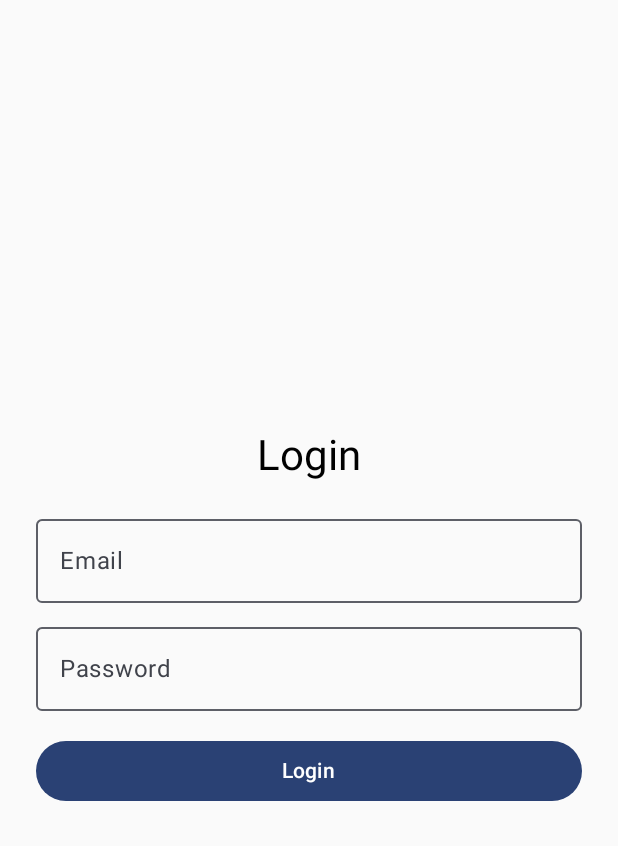
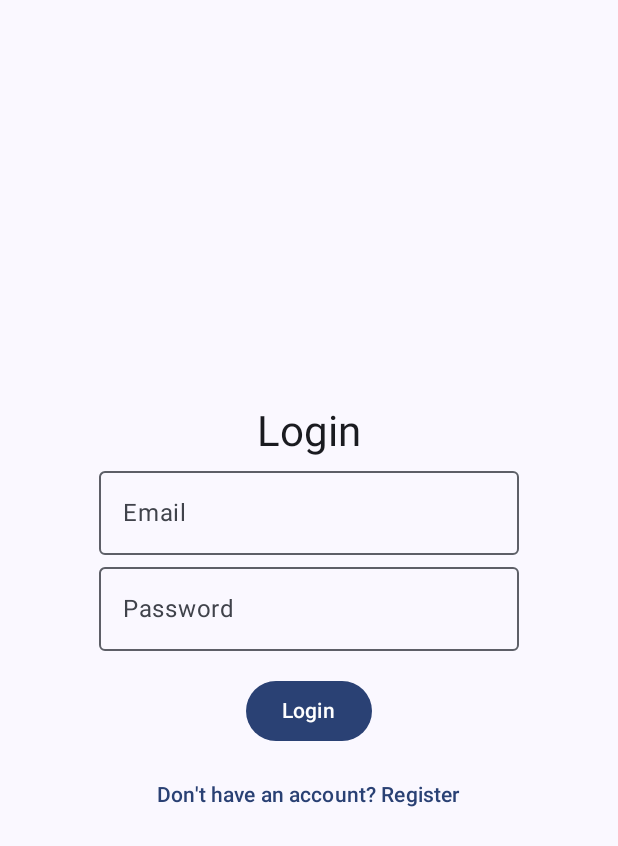
Before and after one commit to mwende-mercy/schoolproject, an Android app built with Jetpack Compose: the screen it shows after launch (MainActivity), on a phone screen of 412 x 824 dp. Shown: the top 846 px of the screen. Run offline under Robolectric (Android 15) with nearby library versions, the phone set to English and light mode, and no system bars; our stand-ins replace Dagger/Hilt's generated code, Firebase (no records; nobody signed in at launch, a user with empty details on screens opened directly).

Commit message:
added files

```diff
--- a/app/src/main/AndroidManifest.xml
+++ b/app/src/main/AndroidManifest.xml
@@ -3,6 +3,7 @@
     xmlns:tools="http://schemas.android.com/tools">
 
     <application
+        android:name =".OnlineStoreApp"
         android:allowBackup="true"
         android:dataExtractionRules="@xml/data_extraction_rules"
         android:fullBackupContent="@xml/backup_rules"
--- a/app/src/main/java/com/yourname/onlinestoreapp/MainActivity.kt
+++ b/app/src/main/java/com/yourname/onlinestoreapp/MainActivity.kt
@@ -1,20 +1,40 @@
 package com.yourname.onlinestoreapp
+//package com.yourname.onlinestore
+
 //package com.yourname.onlinestore
 
 import android.os.Bundle
 import androidx.activity.ComponentActivity
 import androidx.activity.compose.setContent
+import androidx.activity.enableEdgeToEdge
+import androidx.compose.material3.MaterialTheme
+import androidx.compose.material3.Surface
 import androidx.navigation.compose.rememberNavController
-import com.yourname.onlinestoreapp.navigation.AppNavigation
+import com.google.firebase.auth.FirebaseAuth
+import com.yourname.onlinestoreapp.navigation.Routes
+import com.yourname.onlinestoreapp.ui.screens.HomeScreen
+import com.yourname.onlinestoreapp.ui.screens.LoginScreen
 import com.yourname.onlinestoreapp.ui.theme.OnlineStoreAppTheme
+
 
 class MainActivity : ComponentActivity() {
     override fun onCreate(savedInstanceState: Bundle?) {
         super.onCreate(savedInstanceState)
-        setContent {
+        enableEdgeToEdge()
+        setContent  {
             OnlineStoreAppTheme {
-                val navController = rememberNavController()
-                AppNavigation(navController = navController)
+                Surface(color = MaterialTheme.colorScheme.background) {
+                    val navController = rememberNavController()
+                    val user = FirebaseAuth.getInstance().currentUser
+
+                    if (user != null) {
+                        // ✅ Show the HomeScreen with Bottom Navigation
+                        HomeScreen()
+                    } else {
+                        // 🔐 Not logged in, show Login Screen
+                        LoginScreen(navController)
+                    }
+                }
             }
         }
     }
--- /dev/null
+++ b/app/src/main/java/com/yourname/onlinestoreapp/OnlineStoreApp.kt
@@ -0,0 +1,8 @@
+package com.yourname.onlinestoreapp
+
+import android.app.Application
+import dagger.hilt.android.HiltAndroidApp
+
+@HiltAndroidApp
+class OnlineStoreApp: Application() {
+}
--- a/app/src/main/java/com/yourname/onlinestoreapp/navigation/Navigation.kt
+++ b/app/src/main/java/com/yourname/onlinestoreapp/navigation/Navigation.kt
@@ -34,14 +34,13 @@ fun AppNavigation(navController: NavHostController) {
         }
 
         composable(Routes.LOGIN) {
-            LoginScreen(
-                onLoginSuccess = { navController.navigate(Routes.HOME) }
-            )
+            LoginScreen(navController, onLoginSuccess = { navController.navigate(Routes.HOME)})
+//                onLoginSuccess = { navController.navigate(Routes.HOME)
         }
         composable(Routes.REGISTER) {
-            RegisterScreen(
-                onRegisterSuccess = { navController.navigate(Routes.HOME) }
-            )
+            RegisterScreen(navController, onRegisterSuccess = { navController.navigate(Routes.HOME) })
+//                onRegisterSuccess = { navController.navigate(Routes.HOME) }
+
         }
         composable(Routes.HOME) {
             HomeScreen()
--- a/app/src/main/java/com/yourname/onlinestoreapp/ui/screens/LoginScreen.kt
+++ b/app/src/main/java/com/yourname/onlinestoreapp/ui/screens/LoginScreen.kt
@@ -2,30 +2,26 @@ package com.yourname.onlinestoreapp.ui.screens
 
 //package com.yourname.onlinestore.ui.screens
 
+import android.widget.Toast
 import androidx.compose.foundation.layout.*
 import androidx.compose.material3.*
 import androidx.compose.runtime.*
 import androidx.compose.ui.Alignment
 import androidx.compose.ui.Modifier
+import androidx.compose.ui.platform.LocalContext
 import androidx.compose.ui.text.input.PasswordVisualTransformation
 import androidx.compose.ui.unit.dp
 import androidx.lifecycle.viewmodel.compose.viewModel
+import androidx.navigation.NavController
+import com.google.firebase.auth.FirebaseAuth
+import com.yourname.onlinestoreapp.navigation.Routes
 import com.yourname.onlinestoreapp.viewmodel.AuthViewModel
 
 @Composable
-fun LoginScreen(
-    onLoginSuccess: () -> Unit,
-    authViewModel: AuthViewModel = viewModel()
-) {
-    val isSuccess by authViewModel.isLoginSuccessful.collectAsState()
-    val errorMessage by authViewModel.errorMessage.collectAsState()
-
+fun LoginScreen(navController: NavController, onLoginSuccess: () -> Unit = { navController.navigate(Routes.HOME)}) {
     var email by remember { mutableStateOf("") }
     var password by remember { mutableStateOf("") }
-
-    if (isSuccess) {
-        onLoginSuccess()
-    }
+    val context = LocalContext.current
 
     Column(
         modifier = Modifier
@@ -36,41 +32,29 @@ fun LoginScreen(
     ) {
         Text("Login", style = MaterialTheme.typography.headlineMedium)
 
+        OutlinedTextField(value = email, onValueChange = { email = it }, label = { Text("Email") })
+        OutlinedTextField(value = password, onValueChange = { password = it }, label = { Text("Password") })
+
         Spacer(modifier = Modifier.height(16.dp))
 
-        OutlinedTextField(
-            value = email,
-            onValueChange = { email = it },
-            label = { Text("Email") },
-            modifier = Modifier.fillMaxWidth()
-        )
+        Button(onClick = {
+            FirebaseAuth.getInstance().signInWithEmailAndPassword(email, password)
+                .addOnCompleteListener {
+                    if (it.isSuccessful) navController.navigate("home")
+                    else Toast.makeText(context, "Login failed", Toast.LENGTH_SHORT).show()
+                }
+        }) {
+            Text("Login")
+        }
 
         Spacer(modifier = Modifier.height(8.dp))
 
-        OutlinedTextField(
-            value = password,
-            onValueChange = { password = it },
-            label = { Text("Password") },
-            visualTransformation = PasswordVisualTransformation(),
-            modifier = Modifier.fillMaxWidth()
-        )
-
-        Spacer(modifier = Modifier.height(16.dp))
-
-        Button(
-            onClick = {
-                if (email.isNotBlank() && password.isNotBlank()) {
-                    authViewModel.loginUser(email, password)
-                }
-            },
-            modifier = Modifier.fillMaxWidth()
-        ) {
-            Text("Login")
-        }
-
-        errorMessage?.let {
-            Spacer(modifier = Modifier.height(12.dp))
-            Text(text = it, color = MaterialTheme.colorScheme.error)
+        TextButton(onClick = {
+            navController.navigate("register") {
+                popUpTo("login") { inclusive = true }
+            }
+        }) {
+            Text("Don't have an account? Register")
         }
     }
 }
--- a/build.gradle.kts
+++ b/build.gradle.kts
@@ -4,4 +4,6 @@ plugins {
     alias(libs.plugins.kotlin.android) apply false
     alias(libs.plugins.kotlin.compose) apply false
     alias(libs.plugins.google.gms.google.services) apply false
+    id("com.google.dagger.hilt.android") version "2.56.1" apply false
+//    id("com.google.gms.google-services") version "4.5.0" apply false
 }
```
Also changed, not shown: app/build.gradle.kts (+9 -0 lines), app/src/main/java/com/yourname/onlinestoreapp/ui/screens/HomeScreen.kt (+23 -0 lines), app/src/main/java/com/yourname/onlinestoreapp/ui/screens/RegiterScreen.kt (+25 -41 lines).
